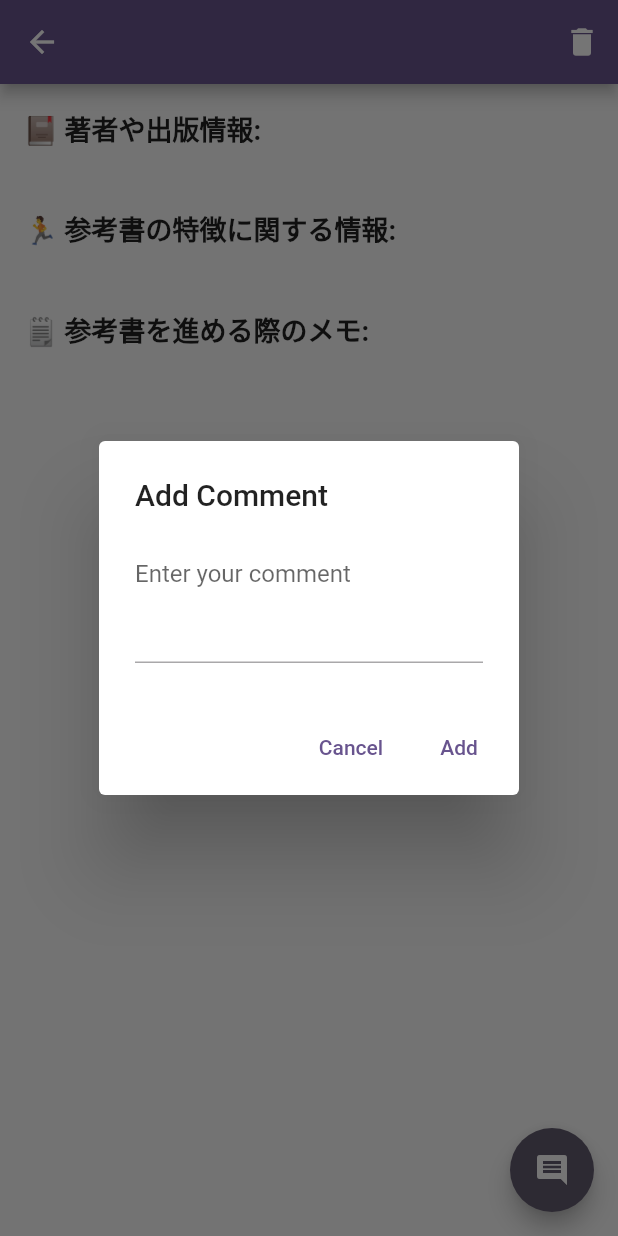
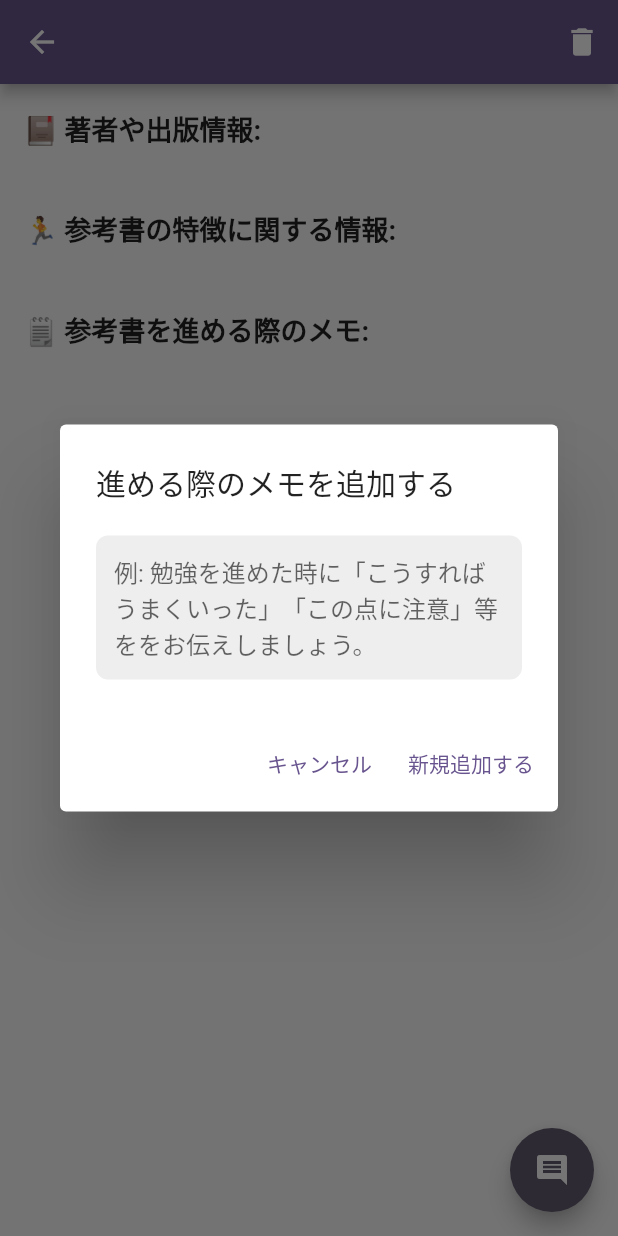
Before and after one commit to fumiyasac/riverpod_firestore_example, a Flutter app: the BookDetailPage screen opened directly with empty values, after a tap on the "comment" icon, on a phone screen of 412 x 824 dp. Run offline on Flutter 3.47's test engine with Material 3 defaults, Android fonts, the light colour scheme and no system bars; our stand-ins replace cloud_firestore, firebase_core, flutter_riverpod, freezed_annotation, riverpod_annotation; accounts and stored records are empty; generated files the repository leaves out were written again.

Commit message:
少しだけ体裁を整える

```diff
--- a/lib/view/book_detail_page.dart
+++ b/lib/view/book_detail_page.dart
@@ -84,6 +84,7 @@ class BookDetailPage extends ConsumerWidget {
                         Text(comment.content),
                         SizedBox(height: 6),
                         Text('By: ${comment.userId}'),
+                        SizedBox(height: 8),
                       ],
                     );
                   },
@@ -106,16 +107,16 @@ class BookDetailPage extends ConsumerWidget {
     final confirmed = await showDialog<bool>(
       context: context,
       builder: (context) => AlertDialog(
-        title: Text('Delete Book'),
-        content: Text('Are you sure you want to delete this book?'),
+        title: Text('参考書を削除'),
+        content: Text('この参考書の内容を削除しますか?\n※これまで投稿されたメモも削除されますのでご注意下さい。'),
         actions: [
           TextButton(
             onPressed: () => Navigator.pop(context, false),
-            child: Text('Cancel'),
+            child: Text('キャンセル'),
           ),
           TextButton(
             onPressed: () => Navigator.pop(context, true),
-            child: Text('Delete'),
+            child: Text('削除する'),
           ),
         ],
       ),
@@ -131,22 +132,30 @@ class BookDetailPage extends ConsumerWidget {
 
   Future<void> _showAddCommentDialog(BuildContext context, WidgetRef ref) async {
     final controller = TextEditingController();
-
     return showDialog(
       context: context,
       builder: (context) => AlertDialog(
-        title: Text('Add Comment'),
-        content: TextField(
-          controller: controller,
-          decoration: InputDecoration(
-            hintText: 'Enter your comment',
+        title: Text('進める際のメモを追加する'),
+        content: Container(
+          padding: EdgeInsets.symmetric(horizontal: 12),
+          decoration: BoxDecoration(
+            color: Colors.grey.shade200,
+            borderRadius: BorderRadius.circular(8),
           ),
-          maxLines: 3,
+          child: TextField(
+            controller: controller,
+            decoration: InputDecoration(
+              enabledBorder: InputBorder.none,
+              focusedBorder: InputBorder.none,
+              hintText: '例: 勉強を進めた時に「こうすればうまくいった」「この点に注意」等ををお伝えしましょう。',
+            ),
+            maxLines: 3,
+          ),
         ),
         actions: [
           TextButton(
             onPressed: () => Navigator.pop(context),
-            child: Text('Cancel'),
+            child: Text('キャンセル'),
           ),
           TextButton(
             onPressed: () async {
@@ -158,7 +167,7 @@ class BookDetailPage extends ConsumerWidget {
                 }
               }
             },
-            child: Text('Add'),
+            child: Text('新規追加する'),
           ),
         ],
       ),
```
Also changed, not shown: lib/view/add_book_page.dart (+5 -5 lines).
